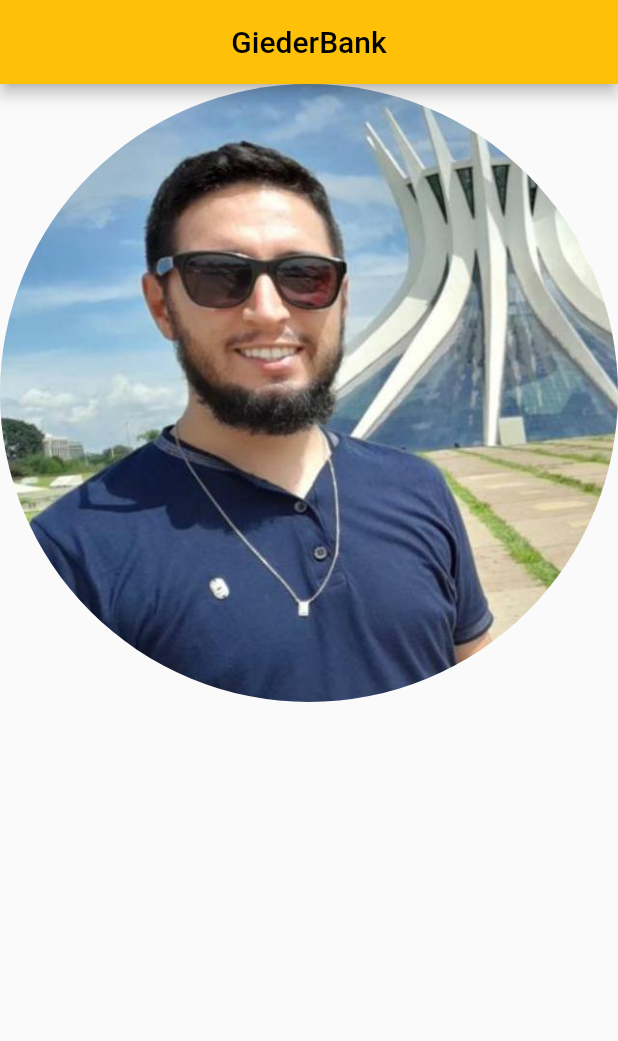
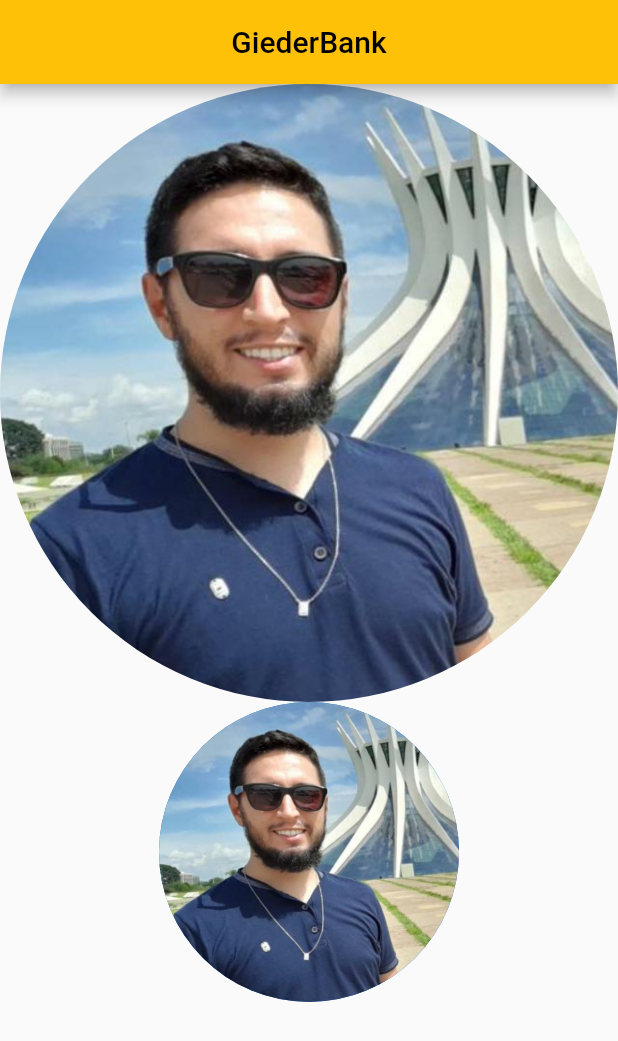
Before and after one commit to giederloreto/giederbank_app, a Flutter app: the screen it shows after launch, on a phone screen of 412 x 824 dp. Shown: the top 1041 px of the screen. Run offline on Flutter 3.47's test engine with Material 2 defaults, Android fonts, the phone set to English and light mode, and no system bars.

Commit message:
With image and radius

```diff
--- a/lib/main.dart
+++ b/lib/main.dart
@@ -25,13 +25,21 @@ class GiederBank extends StatelessWidget {
             ),
           )),
         ),
-        body: Column(
+        body: ListView(
           children: [
-
-            ClipRRect(
-              borderRadius: BorderRadius.circular(300.0),
-              child: Image.asset('images/gieder.jpg',
-              ),
+            Column(
+              children: [
+                ClipRRect(
+                  borderRadius: BorderRadius.circular(300.0),
+                  child: Image.asset(
+                    'images/gieder.jpg',
+                  ),
+                ),
+                const CircleAvatar(
+                  radius: 100,
+                  backgroundImage: AssetImage('images/gieder.jpg'),
+                )
+              ],
             ),
           ],
         ),
```
